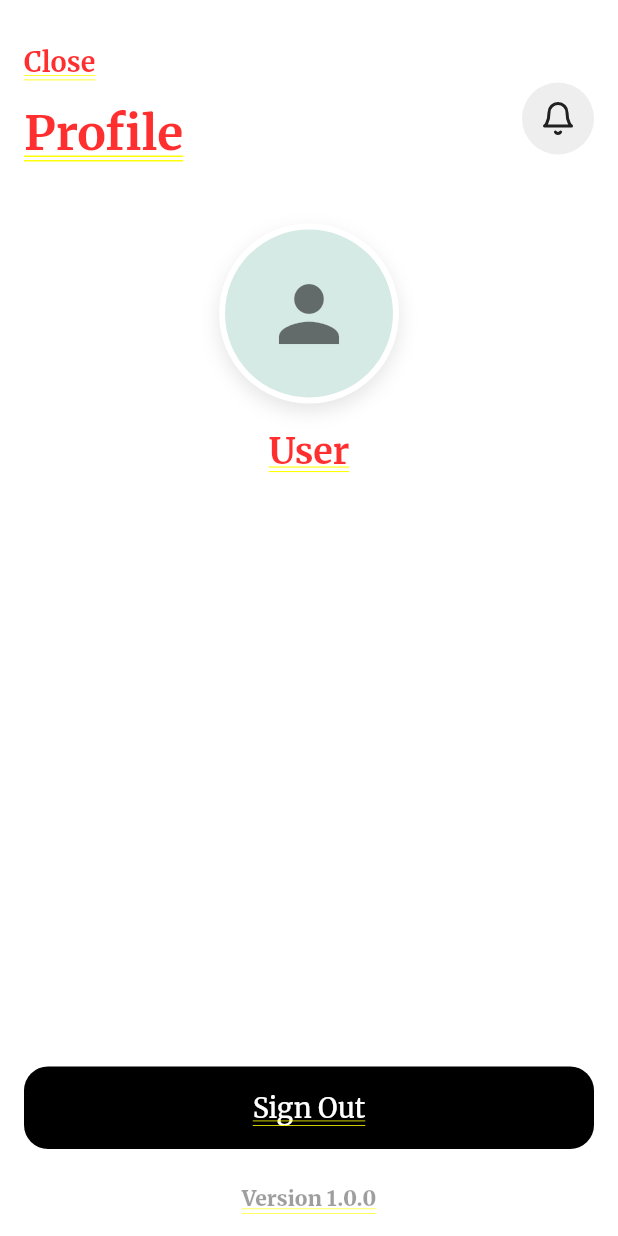
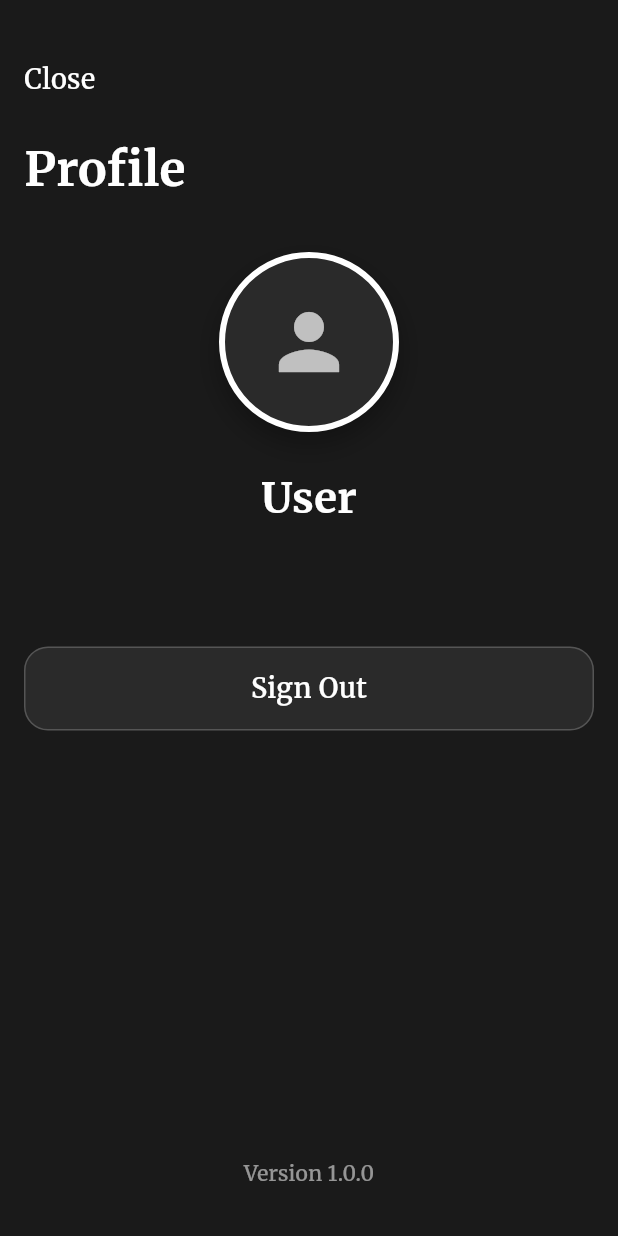
Before and after one commit to singhrishabh93/affirmation, a Flutter app: the ProfileScreen screen opened by its route, on a phone screen of 412 x 824 dp. Run offline on Flutter 3.47's test engine with Material 3 defaults, Android fonts, the phone set to English and light mode, and no system bars; our stand-ins replace audioplayers, cached_network_image, cloud_firestore, feather_icons, firebase_auth, firebase_core and 8 more; missing offline and left inert: home_widget; accounts and stored records are empty; network calls fail.

Commit message:
Ui enhanced

```diff
--- a/lib/screens/home_screen.dart
+++ b/lib/screens/home_screen.dart
@@ -566,12 +566,11 @@ class _HomeScreenState extends State<HomeScreen> with TickerProviderStateMixin {
               icon: const Icon(FeatherIcons.user),
               color: Colors.black87,
               onPressed: () {
-                // Replace this with:
-                showModalBottomSheet(
-                  context: context,
-                  isScrollControlled: true,
-                  isDismissible: true,
-                  builder: (context) => const ProfileScreen(),
+                Navigator.push(
+                  context,
+                  MaterialPageRoute(
+                    builder: (context) => const ProfileScreen(),
+                  ),
                 );
               },
             ),
--- a/lib/screens/profile_screen.dart
+++ b/lib/screens/profile_screen.dart
@@ -49,47 +49,71 @@ class _ProfileScreenState extends State<ProfileScreen> {
 
   @override
   Widget build(BuildContext context) {
-    return Container(
-      height: MediaQuery.of(context).size.height,
-      width: MediaQuery.of(context).size.width,
-      color: Colors.white,
-      child: SafeArea(
+    return Scaffold(
+      backgroundColor: const Color(0xFF1A1A1A), // Dark theme background
+      body: SafeArea(
         child: isLoading
-            ? Center(child: Lottie.asset('assets/loader.json', height: 50),)
-            : Stack(
-                children: [
-                  Column(
+            ? Center(child: Lottie.asset('assets/loader.json', height: 50))
+            : Column(
                 crossAxisAlignment: CrossAxisAlignment.start,
                 children: [
+                  // Header Section
+                  _buildHeader(),
+
+                  // Profile Content
+                  Expanded(
+                    child: _buildProfileContent(),
+                  ),
+                ],
+              ),
+      ),
+    );
+  }
+
+  Widget _buildHeader() {
+    return Padding(
+      padding: const EdgeInsets.fromLTRB(16, 40, 16, 24),
+      child: Row(
+        children: [
           // Close button
-                      Padding(
-                        padding: const EdgeInsets.fromLTRB(16, 30, 0, 0),
-                        child: InkWell(
+          GestureDetector(
             onTap: () => Navigator.pop(context),
             child: Text(
               'Close',
               style: GoogleFonts.merriweather(
                 fontSize: 18,
-                              fontWeight: FontWeight.bold,
-                            ),
+                fontWeight: FontWeight.w500,
+                color: Colors.white,
               ),
             ),
           ),
 
-                      // Profile heading
-                      Padding(
-                        padding: const EdgeInsets.symmetric(
-                            horizontal: 16.0, vertical: 16.0),
-                        child: Text(
+          const Spacer(),
+
+          // Empty space to maintain layout consistency
+          const SizedBox(width: 40),
+        ],
+      ),
+    );
+  }
+
+  Widget _buildProfileContent() {
+    return Padding(
+      padding: const EdgeInsets.symmetric(horizontal: 16),
+      child: Column(
+        crossAxisAlignment: CrossAxisAlignment.start,
+        children: [
+          // Title
+          Text(
             'Profile',
             style: GoogleFonts.merriweather(
               fontSize: 32,
               fontWeight: FontWeight.bold,
-                          ),
+              color: Colors.white,
             ),
           ),
 
-                      const SizedBox(height: 24),
+          const SizedBox(height: 32),
 
           // Profile picture and name
           Center(
@@ -107,24 +131,23 @@ class _ProfileScreenState extends State<ProfileScreen> {
                           ),
                           boxShadow: [
                             BoxShadow(
-                                          color: Colors.black.withOpacity(0.1),
-                                          blurRadius: 10,
-                                          offset: const Offset(0, 5),
+                              color: Colors.black.withOpacity(0.3),
+                              blurRadius: 15,
+                              offset: const Offset(0, 8),
                             ),
                           ],
                         ),
                         child: ClipOval(
                           child: CachedNetworkImage(
                             imageUrl: userData!['photoURL'],
-                                        placeholder: (context, url) =>
-                                            Center(
-                                          child: Lottie.asset('assets/loader.json', height: 50),
+                            placeholder: (context, url) => Center(
+                              child: Lottie.asset('assets/loader.json',
+                                  height: 50),
                             ),
-                                        errorWidget: (context, url, error) =>
-                                            const Icon(
+                            errorWidget: (context, url, error) => const Icon(
                               Icons.person,
                               size: 60,
-                                          color: Colors.black54,
+                              color: Colors.white70,
                             ),
                             fit: BoxFit.cover,
                           ),
@@ -135,16 +158,16 @@ class _ProfileScreenState extends State<ProfileScreen> {
                         height: 120,
                         decoration: BoxDecoration(
                           shape: BoxShape.circle,
-                                      color: const Color(0xFFD5EAE4),
+                          color: const Color(0xFF2A2A2A),
                           border: Border.all(
                             color: Colors.white,
                             width: 4,
                           ),
                           boxShadow: [
                             BoxShadow(
-                                          color: Colors.black.withOpacity(0.1),
-                                          blurRadius: 10,
-                                          offset: const Offset(0, 5),
+                              color: Colors.black.withOpacity(0.3),
+                              blurRadius: 15,
+                              offset: const Offset(0, 8),
                             ),
                           ],
                         ),
@@ -152,51 +175,54 @@ class _ProfileScreenState extends State<ProfileScreen> {
                           child: Icon(
                             Icons.person,
                             size: 60,
-                                        color: Colors.black54,
+                            color: Colors.white70,
                           ),
                         ),
                       ),
-                            const SizedBox(height: 16),
+                const SizedBox(height: 24),
                 Text(
                   userData?['displayName'] ?? 'User',
                   style: GoogleFonts.merriweather(
-                                fontSize: 24,
+                    fontSize: 28,
                     fontWeight: FontWeight.bold,
+                    color: Colors.white,
                   ),
                 ),
-                            const SizedBox(height: 4),
+                const SizedBox(height: 8),
                 Text(
                   userData?['email'] ?? '',
                   style: GoogleFonts.merriweather(
                     fontSize: 16,
-                                color: Colors.black54,
+                    color: Colors.white70,
                   ),
                 ),
               ],
             ),
           ),
 
-                      const Spacer(),
+          const SizedBox(height: 48),
 
           // Sign out button
-                      Center(
-                        child: GestureDetector(
+          Container(
+            width: double.infinity,
+            height: 56,
+            decoration: BoxDecoration(
+              color: const Color(0xFF2A2A2A),
+              borderRadius: BorderRadius.circular(16),
+              border:
+                  Border.all(color: Colors.white.withOpacity(0.2), width: 1),
+            ),
+            child: Material(
+              color: Colors.transparent,
+              child: InkWell(
+                borderRadius: BorderRadius.circular(16),
                 onTap: _signOut,
-                          child: Container(
-                            margin: const EdgeInsets.symmetric(
-                                horizontal: 16, vertical: 8),
-                            decoration: BoxDecoration(
-                              color: Colors.black,
-                              borderRadius: BorderRadius.circular(16),
-                            ),
-                            padding: const EdgeInsets.symmetric(vertical: 16),
-                            width: double.infinity,
                 child: Center(
                   child: Text(
                     'Sign Out',
                     style: GoogleFonts.merriweather(
                       fontSize: 18,
-                                  fontWeight: FontWeight.w500,
+                      fontWeight: FontWeight.w600,
                       color: Colors.white,
                     ),
                   ),
@@ -205,49 +231,23 @@ class _ProfileScreenState extends State<ProfileScreen> {
             ),
           ),
 
+          const Spacer(),
+
           // App version
           Center(
             child: Padding(
-                          padding: const EdgeInsets.symmetric(vertical: 16.0),
+              padding: const EdgeInsets.only(bottom: 32.0),
               child: Text(
                 'Version 1.0.0',
                 style: GoogleFonts.merriweather(
                   fontSize: 14,
-                              color: Colors.black38,
+                  color: Colors.white54,
                 ),
               ),
             ),
           ),
         ],
       ),
-
-                  // Notification icon at top right corner
-                  Positioned(
-                    top: 55,
-                    right: 16,
-                    child: Container(
-                      decoration: BoxDecoration(
-                        color: Colors.grey[200],
-                        shape: BoxShape.circle,
-                      ),
-                      child: IconButton(
-                        icon: const Icon(FeatherIcons.bell),
-                        color: Colors.black87,
-                        onPressed: () {
-                          // Replace this with:
-                          showModalBottomSheet(
-                            context: context,
-                            isScrollControlled: true,
-                            isDismissible: true,
-                            builder: (context) => const ProfileScreen(),
-                          );
-                        },
-                      ),
-                    ),
-                  ),
-                ],
-              ),
-      ),
     );
   }
 }
```
Lines whose indentation alone changed are shown as unchanged.
